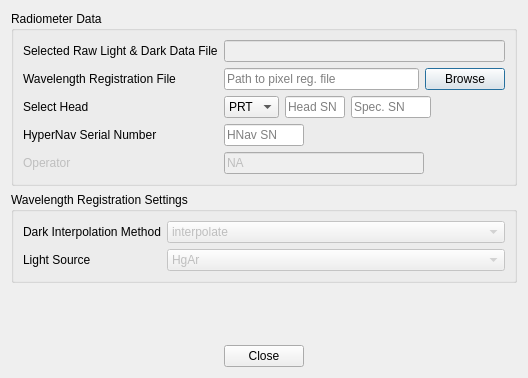
Before: the Qt Designer form inlinino/resources/widget_hypernav_wl_reg_dialog.ui in OceanOptics/Inlinino, drawn with Qt 5.
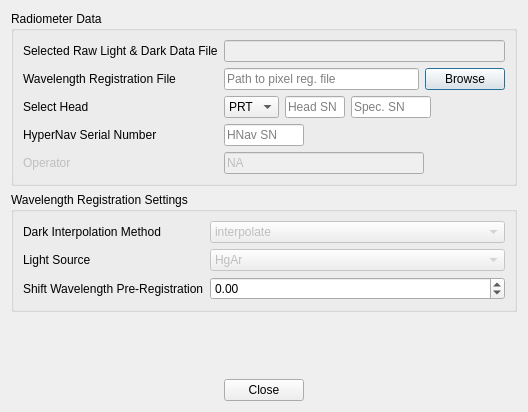
After: the same form once the commit is applied.

Commit message:
Added Wavelength Registration and Calibration Reports
    + Updated calls to hypernav to make reports
    + Added parameter to calibration dialog to compare to historical calibrations
    + Added parameter to shift wavelength before adjusting it (required for large shifts)
    + Adjusted imports

    Requires companion commit from hypernav repo

The edit to the form file:
```diff
--- a/inlinino/resources/widget_hypernav_wl_reg_dialog.ui
+++ b/inlinino/resources/widget_hypernav_wl_reg_dialog.ui
@@ -7,7 +7,7 @@
     <x>0</x>
     <y>0</y>
     <width>528</width>
-    <height>378</height>
+    <height>412</height>
    </rect>
   </property>
   <property name="windowTitle">
@@ -357,6 +357,26 @@
         </item>
        </widget>
       </item>
+      <item row="2" column="0">
+       <widget class="QLabel" name="label_5">
+        <property name="toolTip">
+         <string>Shift wavelength before computing wavelength registration. This is required only if peaks detected by HyperNav with the manufacturer wavelength registration are too far (&gt;5 nm) from the peaksof the light source (e.g. HgAr).</string>
+        </property>
+        <property name="text">
+         <string>Shift Wavelength Pre-Registration</string>
+        </property>
+       </widget>
+      </item>
+      <item row="2" column="1">
+       <widget class="QDoubleSpinBox" name="sb_wl_shift">
+        <property name="toolTip">
+         <string>Shift wavelength before computing wavelength registration. This is required only if peaks detected by HyperNav with the manufacturer wavelength registration are too far (&gt;5 nm) from the peaksof the light source (e.g. HgAr).</string>
+        </property>
+        <property name="minimum">
+         <double>-99.989999999999995</double>
+        </property>
+       </widget>
+      </item>
      </layout>
     </widget>
    </item>
```
Left out of the diff: 13 changed lines with no effect on the pictures. The commit also changes 4 other files.
